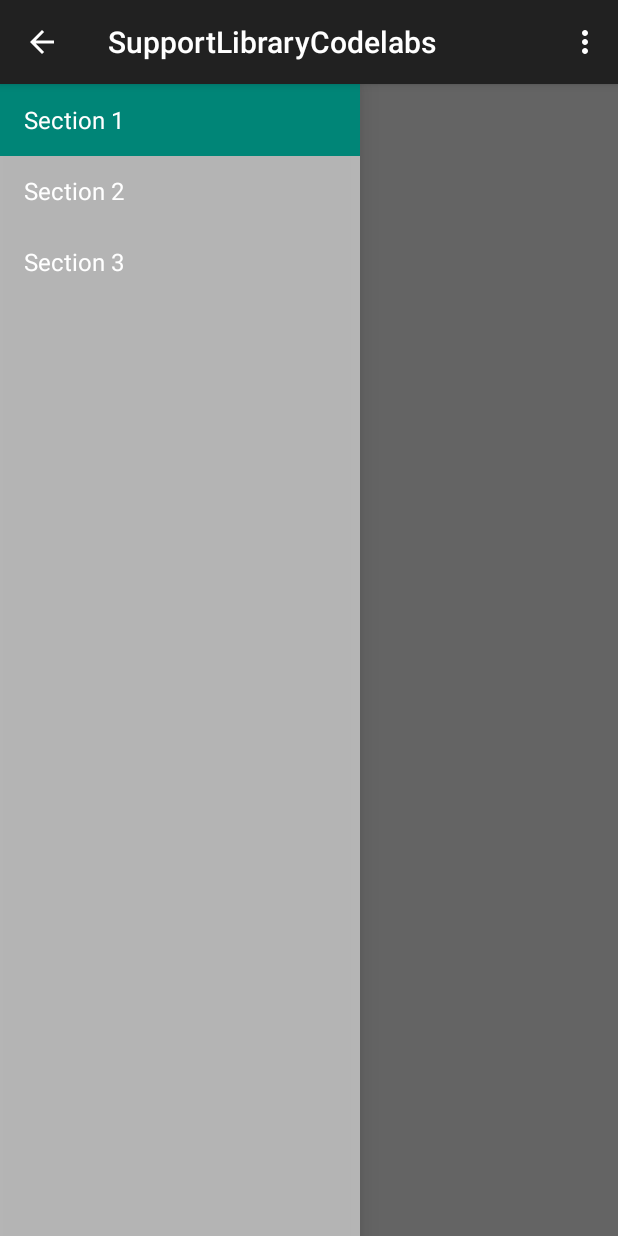
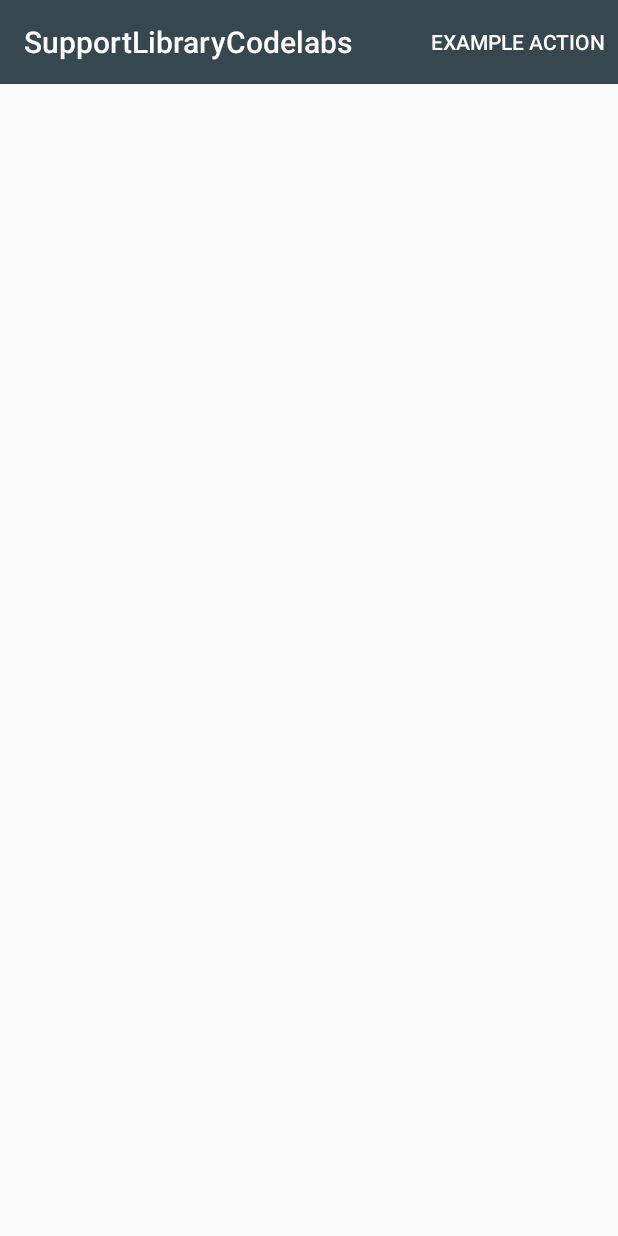
Before and after one commit to raveeshbhalla/SupportLibraryCodelabs, an Android app: the screen it shows after launch (MainActivity), on a phone screen of 412 x 824 dp. Run offline under Robolectric (Android 15) with nearby library versions, the phone set to English and light mode, and no system bars.

Commit message:
Cleaned junk

```diff
--- a/app/src/main/java/in/raveesh/supportlibrarycodelabs/MainActivity.java
+++ b/app/src/main/java/in/raveesh/supportlibrarycodelabs/MainActivity.java
@@ -1,148 +1,32 @@
 package in.raveesh.supportlibrarycodelabs;
 
-import android.app.Activity;
+import android.os.Bundle;
 import android.support.v7.app.AppCompatActivity;
-import android.support.v7.app.ActionBar;
-import android.support.v4.app.Fragment;
-import android.support.v4.app.FragmentManager;
-import android.content.Context;
-import android.os.Build;
-import android.os.Bundle;
-import android.view.Gravity;
-import android.view.LayoutInflater;
+import android.support.v7.widget.Toolbar;
 import android.view.Menu;
 import android.view.MenuItem;
-import android.view.View;
-import android.view.ViewGroup;
-import android.support.v4.widget.DrawerLayout;
-import android.widget.ArrayAdapter;
-import android.widget.TextView;
 
-public class MainActivity extends AppCompatActivity
-        implements NavigationDrawerFragment.NavigationDrawerCallbacks {
-
-    /**
-     * Fragment managing the behaviors, interactions and presentation of the navigation drawer.
-     */
-    private NavigationDrawerFragment mNavigationDrawerFragment;
-
-    /**
-     * Used to store the last screen title. For use in {@link #restoreActionBar()}.
-     */
-    private CharSequence mTitle;
+public class MainActivity extends AppCompatActivity {
 
     @Override
     protected void onCreate(Bundle savedInstanceState) {
         super.onCreate(savedInstanceState);
         setContentView(R.layout.activity_main);
 
-        mNavigationDrawerFragment = (NavigationDrawerFragment)
-                getSupportFragmentManager().findFragmentById(R.id.navigation_drawer);
-        mTitle = getTitle();
-
-        // Set up the drawer.
-        mNavigationDrawerFragment.setUp(
-                R.id.navigation_drawer,
-                (DrawerLayout) findViewById(R.id.drawer_layout));
+        Toolbar toolbar = (Toolbar) findViewById(R.id.toolbar);
+        setSupportActionBar(toolbar);
     }
 
     @Override
-    public void onNavigationDrawerItemSelected(int position) {
-        // update the main content by replacing fragments
-        FragmentManager fragmentManager = getSupportFragmentManager();
-        fragmentManager.beginTransaction()
-                .replace(R.id.container, PlaceholderFragment.newInstance(position + 1))
-                .commit();
-    }
-
-    public void onSectionAttached(int number) {
-        switch (number) {
-            case 1:
-                mTitle = getString(R.string.title_section1);
-                break;
-            case 2:
-                mTitle = getString(R.string.title_section2);
-                break;
-            case 3:
-                mTitle = getString(R.string.title_section3);
-                break;
-        }
-    }
-
-    public void restoreActionBar() {
-        ActionBar actionBar = getSupportActionBar();
-        actionBar.setNavigationMode(ActionBar.NAVIGATION_MODE_STANDARD);
-        actionBar.setDisplayShowTitleEnabled(true);
-        actionBar.setTitle(mTitle);
-    }
-
-
-    @Override
     public boolean onCreateOptionsMenu(Menu menu) {
-        if (!mNavigationDrawerFragment.isDrawerOpen()) {
-            // Only show items in the action bar relevant to this screen
-            // if the drawer is not showing. Otherwise, let the drawer
-            // decide what to show in the action bar.
-            getMenuInflater().inflate(R.menu.main, menu);
-            restoreActionBar();
-            return true;
-        }
+        getMenuInflater().inflate(R.menu.main, menu);
         return super.onCreateOptionsMenu(menu);
     }
 
     @Override
     public boolean onOptionsItemSelected(MenuItem item) {
-        // Handle action bar item clicks here. The action bar will
-        // automatically handle clicks on the Home/Up button, so long
-        // as you specify a parent activity in AndroidManifest.xml.
-        int id = item.getItemId();
-
-        //noinspection SimplifiableIfStatement
-        if (id == R.id.action_settings) {
-            return true;
-        }
 
         return super.onOptionsItemSelected(item);
     }
 
-    /**
-     * A placeholder fragment containing a simple view.
-     */
-    public static class PlaceholderFragment extends Fragment {
-        /**
-         * The fragment argument representing the section number for this
-         * fragment.
-         */
-        private static final String ARG_SECTION_NUMBER = "section_number";
-
-        /**
-         * Returns a new instance of this fragment for the given section
-         * number.
-         */
-        public static PlaceholderFragment newInstance(int sectionNumber) {
-            PlaceholderFragment fragment = new PlaceholderFragment();
-            Bundle args = new Bundle();
-            args.putInt(ARG_SECTION_NUMBER, sectionNumber);
-            fragment.setArguments(args);
-            return fragment;
-        }
-
-        public PlaceholderFragment() {
-        }
-
-        @Override
-        public View onCreateView(LayoutInflater inflater, ViewGroup container,
-                                 Bundle savedInstanceState) {
-            View rootView = inflater.inflate(R.layout.fragment_main, container, false);
-            return rootView;
-        }
-
-        @Override
-        public void onAttach(Activity activity) {
-            super.onAttach(activity);
-            ((MainActivity) activity).onSectionAttached(
-                    getArguments().getInt(ARG_SECTION_NUMBER));
-        }
-    }
-
 }
--- a/app/src/main/java/in/raveesh/supportlibrarycodelabs/NavigationDrawerFragment.java
+++ /dev/null
@@ -1,282 +0,0 @@
-package in.raveesh.supportlibrarycodelabs;
-
-import android.support.v7.app.AppCompatActivity;
-import android.app.Activity;
-import android.support.v7.app.ActionBar;
-import android.support.v4.app.Fragment;
-import android.support.v4.app.ActionBarDrawerToggle;
-import android.support.v4.view.GravityCompat;
-import android.support.v4.widget.DrawerLayout;
-import android.content.SharedPreferences;
-import android.content.res.Configuration;
-import android.os.Bundle;
-import android.preference.PreferenceManager;
-import android.view.LayoutInflater;
-import android.view.Menu;
-import android.view.MenuInflater;
-import android.view.MenuItem;
-import android.view.View;
-import android.view.ViewGroup;
-import android.widget.AdapterView;
-import android.widget.ArrayAdapter;
-import android.widget.ListView;
-import android.widget.Toast;
-
-/**
- * Fragment used for managing interactions for and presentation of a navigation drawer.
- * See the <a href="https://developer.android.com/design/patterns/navigation-drawer.html#Interaction">
- * design guidelines</a> for a complete explanation of the behaviors implemented here.
- */
-public class NavigationDrawerFragment extends Fragment {
-
-    /**
-     * Remember the position of the selected item.
-     */
-    private static final String STATE_SELECTED_POSITION = "selected_navigation_drawer_position";
-
-    /**
-     * Per the design guidelines, you should show the drawer on launch until the user manually
-     * expands it. This shared preference tracks this.
-     */
-    private static final String PREF_USER_LEARNED_DRAWER = "navigation_drawer_learned";
-
-    /**
-     * A pointer to the current callbacks instance (the Activity).
-     */
-    private NavigationDrawerCallbacks mCallbacks;
-
-    /**
-     * Helper component that ties the action bar to the navigation drawer.
-     */
-    private ActionBarDrawerToggle mDrawerToggle;
-
-    private DrawerLayout mDrawerLayout;
-    private ListView mDrawerListView;
-    private View mFragmentContainerView;
-
-    private int mCurrentSelectedPosition = 0;
-    private boolean mFromSavedInstanceState;
-    private boolean mUserLearnedDrawer;
-
-    public NavigationDrawerFragment() {
-    }
-
-    @Override
-    public void onCreate(Bundle savedInstanceState) {
-        super.onCreate(savedInstanceState);
-
-        // Read in the flag indicating whether or not the user has demonstrated awareness of the
-        // drawer. See PREF_USER_LEARNED_DRAWER for details.
-        SharedPreferences sp = PreferenceManager.getDefaultSharedPreferences(getActivity());
-        mUserLearnedDrawer = sp.getBoolean(PREF_USER_LEARNED_DRAWER, false);
-
-        if (savedInstanceState != null) {
-            mCurrentSelectedPosition = savedInstanceState.getInt(STATE_SELECTED_POSITION);
-            mFromSavedInstanceState = true;
-        }
-
-        // Select either the default item (0) or the last selected item.
-        selectItem(mCurrentSelectedPosition);
-    }
-
-    @Override
-    public void onActivityCreated(Bundle savedInstanceState) {
-        super.onActivityCreated(savedInstanceState);
-        // Indicate that this fragment would like to influence the set of actions in the action bar.
-        setHasOptionsMenu(true);
-    }
-
-    @Override
-    public View onCreateView(LayoutInflater inflater, ViewGroup container,
-                             Bundle savedInstanceState) {
-        mDrawerListView = (ListView) inflater.inflate(
-                R.layout.fragment_navigation_drawer, container, false);
-        mDrawerListView.setOnItemClickListener(new AdapterView.OnItemClickListener() {
-            @Override
-            public void onItemClick(AdapterView<?> parent, View view, int position, long id) {
-                selectItem(position);
-            }
-        });
-        mDrawerListView.setAdapter(new ArrayAdapter<String>(
-                getActionBar().getThemedContext(),
-                android.R.layout.simple_list_item_activated_1,
-                android.R.id.text1,
-                new String[]{
-                        getString(R.string.title_section1),
-                        getString(R.string.title_section2),
-                        getString(R.string.title_section3),
-                }));
-        mDrawerListView.setItemChecked(mCurrentSelectedPosition, true);
-        return mDrawerListView;
-    }
-
-    public boolean isDrawerOpen() {
-        return mDrawerLayout != null && mDrawerLayout.isDrawerOpen(mFragmentContainerView);
-    }
-
-    /**
-     * Users of this fragment must call this method to set up the navigation drawer interactions.
-     *
-     * @param fragmentId   The android:id of this fragment in its activity's layout.
-     * @param drawerLayout The DrawerLayout containing this fragment's UI.
-     */
-    public void setUp(int fragmentId, DrawerLayout drawerLayout) {
-        mFragmentContainerView = getActivity().findViewById(fragmentId);
-        mDrawerLayout = drawerLayout;
-
-        // set a custom shadow that overlays the main content when the drawer opens
-        mDrawerLayout.setDrawerShadow(R.drawable.drawer_shadow, GravityCompat.START);
-        // set up the drawer's list view with items and click listener
-
-        ActionBar actionBar = getActionBar();
-        actionBar.setDisplayHomeAsUpEnabled(true);
-        actionBar.setHomeButtonEnabled(true);
-
-        // ActionBarDrawerToggle ties together the the proper interactions
-        // between the navigation drawer and the action bar app icon.
-        mDrawerToggle = new ActionBarDrawerToggle(
-                getActivity(),                    /* host Activity */
-                mDrawerLayout,                    /* DrawerLayout object */
-                R.drawable.ic_drawer,             /* nav drawer image to replace 'Up' caret */
-                R.string.navigation_drawer_open,  /* "open drawer" description for accessibility */
-                R.string.navigation_drawer_close  /* "close drawer" description for accessibility */
-        ) {
-            @Override
-            public void onDrawerClosed(View drawerView) {
-                super.onDrawerClosed(drawerView);
-                if (!isAdded()) {
-                    return;
-                }
-
-                getActivity().supportInvalidateOptionsMenu(); // calls onPrepareOptionsMenu()
-            }
-
-            @Override
-            public void onDrawerOpened(View drawerView) {
-                super.onDrawerOpened(drawerView);
-                if (!isAdded()) {
-                    return;
-                }
-
-                if (!mUserLearnedDrawer) {
-                    // The user manually opened the drawer; store this flag to prevent auto-showing
-                    // the navigation drawer automatically in the future.
-                    mUserLearnedDrawer = true;
-                    SharedPreferences sp = PreferenceManager
-                            .getDefaultSharedPreferences(getActivity());
-                    sp.edit().putBoolean(PREF_USER_LEARNED_DRAWER, true).apply();
-                }
-
-                getActivity().supportInvalidateOptionsMenu(); // calls onPrepareOptionsMenu()
-            }
-        };
-
-        // If the user hasn't 'learned' about the drawer, open it to introduce them to the drawer,
-        // per the navigation drawer design guidelines.
-        if (!mUserLearnedDrawer && !mFromSavedInstanceState) {
-            mDrawerLayout.openDrawer(mFragmentContainerView);
-        }
-
-        // Defer code dependent on restoration of previous instance state.
-        mDrawerLayout.post(new Runnable() {
-            @Override
-            public void run() {
-                mDrawerToggle.syncState();
-            }
-        });
-
-        mDrawerLayout.setDrawerListener(mDrawerToggle);
-    }
-
-    private void selectItem(int position) {
-        mCurrentSelectedPosition = position;
-        if (mDrawerListView != null) {
-            mDrawerListView.setItemChecked(position, true);
-        }
-        if (mDrawerLayout != null) {
-            mDrawerLayout.closeDrawer(mFragmentContainerView);
-        }
-        if (mCallbacks != null) {
-            mCallbacks.onNavigationDrawerItemSelected(position);
-        }
-    }
-
-    @Override
-    public void onAttach(Activity activity) {
-        super.onAttach(activity);
-        try {
-            mCallbacks = (NavigationDrawerCallbacks) activity;
-        } catch (ClassCastException e) {
-            throw new ClassCastException("Activity must implement NavigationDrawerCallbacks.");
-        }
-    }
-
-    @Override
-    public void onDetach() {
-        super.onDetach();
-        mCallbacks = null;
-    }
-
-    @Override
-    public void onSaveInstanceState(Bundle outState) {
-        super.onSaveInstanceState(outState);
-        outState.putInt(STATE_SELECTED_POSITION, mCurrentSelectedPosition);
-    }
-
-    @Override
-    public void onConfigurationChanged(Configuration newConfig) {
-        super.onConfigurationChanged(newConfig);
-        // Forward the new configuration the drawer toggle component.
-        mDrawerToggle.onConfigurationChanged(newConfig);
-    }
-
-    @Override
-    public void onCreateOptionsMenu(Menu menu, MenuInflater inflater) {
-        // If the drawer is open, show the global app actions in the action bar. See also
-        // showGlobalContextActionBar, which controls the top-left area of the action bar.
-        if (mDrawerLayout != null && isDrawerOpen()) {
-            inflater.inflate(R.menu.global, menu);
-            showGlobalContextActionBar();
-        }
-        super.onCreateOptionsMenu(menu, inflater);
-    }
-
-    @Override
-    public boolean onOptionsItemSelected(MenuItem item) {
-        if (mDrawerToggle.onOptionsItemSelected(item)) {
-            return true;
-        }
-
-        if (item.getItemId() == R.id.action_example) {
-            Toast.makeText(getActivity(), "Example action.", Toast.LENGTH_SHORT).show();
-            return true;
-        }
-
-        return super.onOptionsItemSelected(item);
-    }
-
-    /**
-     * Per the navigation drawer design guidelines, updates the action bar to show the global app
-     * 'context', rather than just what's in the current screen.
-     */
-    private void showGlobalContextActionBar() {
-        ActionBar actionBar = getActionBar();
-        actionBar.setDisplayShowTitleEnabled(true);
-        actionBar.setNavigationMode(ActionBar.NAVIGATION_MODE_STANDARD);
-        actionBar.setTitle(R.string.app_name);
-    }
-
-    private ActionBar getActionBar() {
-        return ((AppCompatActivity) getActivity()).getSupportActionBar();
-    }
-
-    /**
-     * Callbacks interface that all activities using this fragment must implement.
-     */
-    public static interface NavigationDrawerCallbacks {
-        /**
-         * Called when an item in the navigation drawer is selected.
-         */
-        void onNavigationDrawerItemSelected(int position);
-    }
-}
--- a/app/src/main/res/layout/activity_main.xml
+++ b/app/src/main/res/layout/activity_main.xml
@@ -1,25 +1,30 @@
 <!-- A DrawerLayout is intended to be used as the top-level content view using match_parent for both width and height to consume the full space available. -->
 <android.support.v4.widget.DrawerLayout xmlns:android="http://schemas.android.com/apk/res/android"
-    xmlns:tools="http://schemas.android.com/tools" android:id="@+id/drawer_layout"
-    android:layout_width="match_parent" android:layout_height="match_parent"
+    xmlns:tools="http://schemas.android.com/tools"
+    xmlns:app="http://schemas.android.com/apk/res-auto"
+    android:id="@+id/drawer_layout"
+    android:layout_width="match_parent"
+    android:layout_height="match_parent"
     tools:context=".MainActivity">
-
-    <!-- As the main content view, the view below consumes the entire
-         space available using match_parent in both dimensions. -->
-    <FrameLayout android:id="@+id/container" android:layout_width="match_parent"
-        android:layout_height="match_parent" />
-
-    <!-- android:layout_gravity="start" tells DrawerLayout to treat
-         this as a sliding drawer on the left side for left-to-right
-         languages and on the right side for right-to-left languages.
-         If you're not building against API 17 or higher, use
-         android:layout_gravity="left" instead. -->
-    <!-- The drawer is given a fixed width in dp and extends the full height of
-         the container. -->
-    <fragment android:id="@+id/navigation_drawer"
-        android:layout_width="@dimen/navigation_drawer_width" android:layout_height="match_parent"
+    <RelativeLayout
+        android:layout_width="match_parent"
+        android:layout_height="match_parent">
+        <android.support.v7.widget.Toolbar
+            android:id="@+id/toolbar"
+            android:layout_width="match_parent"
+            android:layout_height="@dimen/abc_action_bar_default_height_material"
+            app:theme="@style/CustomActionBar"/>
+        <FrameLayout
+            android:id="@+id/container"
+            android:layout_below="@+id/toolbar"
+            android:layout_width="match_parent"
+            android:layout_height="match_parent" />
+    </RelativeLayout>
+    <RelativeLayout
+        android:id="@+id/navigation_drawer"
+        android:layout_width="@dimen/navigation_drawer_width"
+        android:layout_height="match_parent"
         android:layout_gravity="start"
-        android:name="in.raveesh.supportlibrarycodelabs.NavigationDrawerFragment"
-        tools:layout="@layout/fragment_navigation_drawer" />
+        android:background="@color/background_material_light"/>
 
 </android.support.v4.widget.DrawerLayout>
--- a/app/src/main/res/layout/fragment_main.xml
+++ /dev/null
@@ -1,12 +0,0 @@
-<RelativeLayout xmlns:android="http://schemas.android.com/apk/res/android"
-    xmlns:tools="http://schemas.android.com/tools" android:layout_width="match_parent"
-    android:layout_height="match_parent" android:paddingLeft="@dimen/activity_horizontal_margin"
-    android:paddingRight="@dimen/activity_horizontal_margin"
-    android:paddingTop="@dimen/activity_vertical_margin"
-    android:paddingBottom="@dimen/activity_vertical_margin"
-    tools:context=".MainActivity$PlaceholderFragment">
-
-    <TextView android:id="@+id/section_label" android:layout_width="wrap_content"
-        android:layout_height="wrap_content" />
-
-</RelativeLayout>
--- a/app/src/main/res/layout/fragment_navigation_drawer.xml
+++ /dev/null
@@ -1,5 +0,0 @@
-<ListView xmlns:android="http://schemas.android.com/apk/res/android"
-    xmlns:tools="http://schemas.android.com/tools" android:layout_width="match_parent"
-    android:layout_height="match_parent" android:choiceMode="singleChoice"
-    android:divider="@android:color/transparent" android:dividerHeight="0dp"
-    android:background="#cccc" tools:context=".NavigationDrawerFragment" />
--- a/app/src/main/res/menu/global.xml
+++ /dev/null
@@ -1,5 +0,0 @@
-<menu xmlns:android="http://schemas.android.com/apk/res/android"
-    xmlns:app="http://schemas.android.com/apk/res-auto">
-    <item android:id="@+id/action_settings" android:title="@string/action_settings"
-        android:orderInCategory="100" app:showAsAction="never" />
-</menu>
--- a/app/src/main/res/menu/main.xml
+++ b/app/src/main/res/menu/main.xml
@@ -3,6 +3,4 @@
     xmlns:tools="http://schemas.android.com/tools" tools:context=".MainActivity">
     <item android:id="@+id/action_example" android:title="@string/action_example"
         app:showAsAction="withText|ifRoom" />
-    <item android:id="@+id/action_settings" android:title="@string/action_settings"
-        android:orderInCategory="100" app:showAsAction="never" />
 </menu>
--- /dev/null
+++ b/app/src/main/res/values/colors.xml
@@ -0,0 +1,5 @@
+<?xml version="1.0" encoding="utf-8"?>
+<resources>
+    <color name="primary">#21b698</color>
+
+</resources>
--- a/app/src/main/res/values/styles.xml
+++ b/app/src/main/res/values/styles.xml
@@ -1,8 +1,26 @@
 <resources>
 
     <!-- Base application theme. -->
-    <style name="AppTheme" parent="Theme.AppCompat.Light.DarkActionBar">
-        <!-- Customize your theme here. -->
+    <style name="AppTheme" parent="Theme.AppCompat.Light.NoActionBar">
+        <item name="colorPrimary">@color/material_blue_grey_800</item>
+        <item name="colorPrimaryDark">@color/material_blue_grey_950</item>
+        <item name="android:colorPrimary">@color/material_blue_grey_800</item>
+        <item name="android:colorPrimaryDark">@color/material_blue_grey_950</item>
+        <item name="actionBarTheme">@style/CustomActionBar</item>
+        <item name="android:actionBarTheme">@style/CustomActionBar</item>
+    </style>
+
+    <style name="CustomActionBar" parent="Theme.AppCompat.Light.DarkActionBar">
+        <!-- Used to for the title of the Toolbar -->
+        <item name="android:textColorPrimary">#fff</item>
+        <!-- Used to for the title of the Toolbar when parent is Theme.AppCompat.Light -->
+        <item name="android:textColorPrimaryInverse">#fff</item>
+        <!-- Used to color the text of the action menu icons -->
+        <item name="android:textColorSecondary">#fff</item>
+        <!-- Used to color the overflow menu icon -->
+        <item name="actionMenuTextColor">#fff</item>
+        <!-- Color of the Toolbar -->
+        <item name="android:background">@color/material_blue_grey_800</item>
     </style>
 
 </resources>
```
Also changed, not shown: 2 other files.
